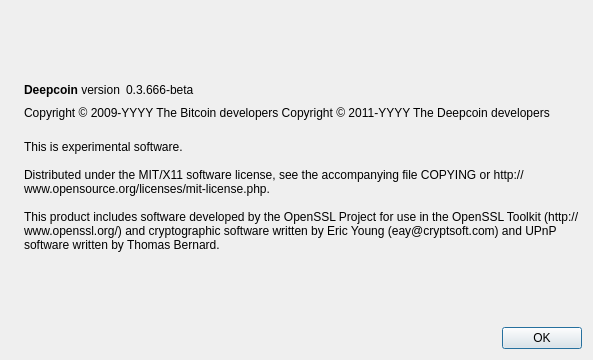
The window that src/qt/forms/aboutdialog.ui (Deepcoinbiz/Deepcoin) describes before a commit, drawn with Qt 5.
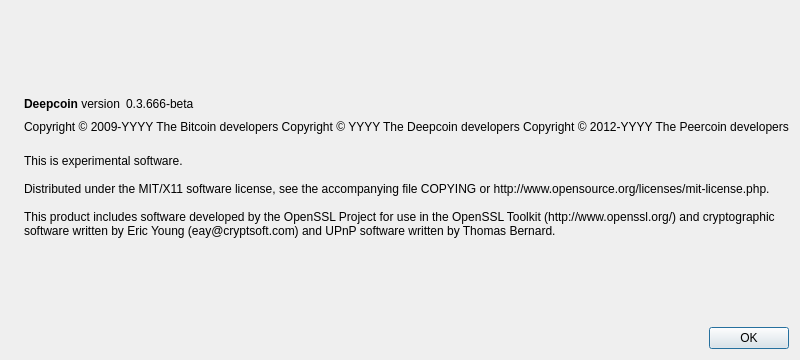
The same window after the commit. Icons and pictures are not drawn.

Commit message: Update about and splash screen

```diff
--- a/src/qt/forms/aboutdialog.ui
+++ b/src/qt/forms/aboutdialog.ui
@@ -92,7 +92,8 @@
        </property>
        <property name="text">
         <string notr="true">Copyright &amp;copy; 2009-YYYY The Bitcoin developers
-Copyright &amp;copy; 2011-YYYY The Deepcoin developers</string>
+Copyright &amp;copy; YYYY The Deepcoin developers
+Copyright &amp;copy; 2012-YYYY The Peercoin developers</string>
        </property>
        <property name="textFormat">
         <enum>Qt::RichText</enum>
```
The commit also changes 2 other files.
